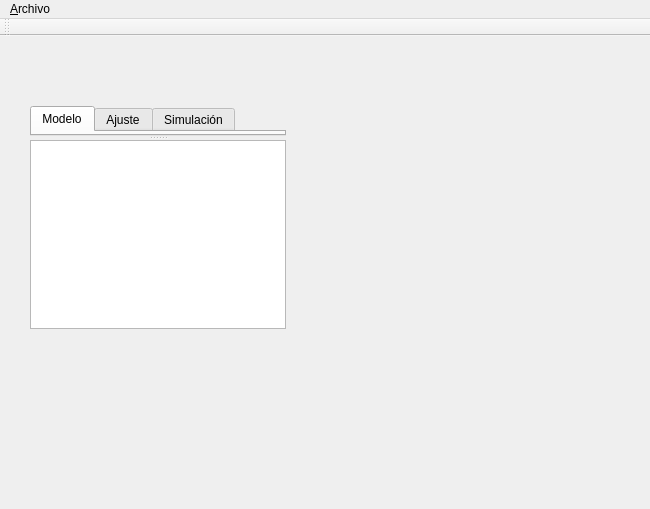
Qt form interface.ui (Lu-Antonucci/CorrosionEIS) before a commit.
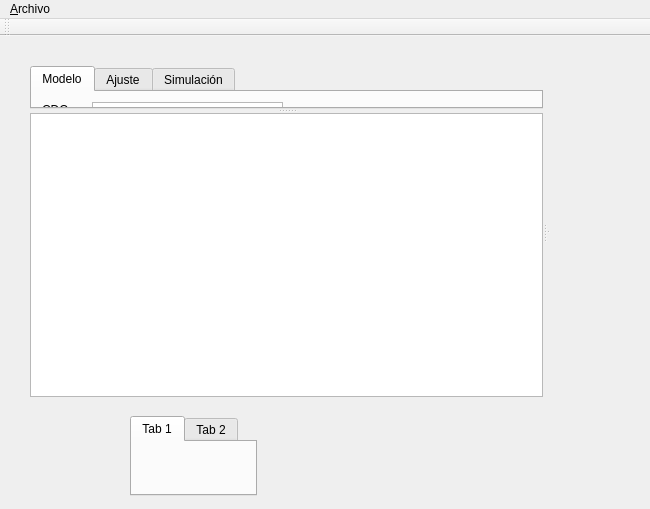
The same form after that commit. Icons and pictures are not drawn.

Commit message: Incorporacion de layouts: verticalLayout_bode y verticalLayout_2_nyquist, ordenadas de arriba hacia abajo

Patch:
```diff
--- a/interface.ui
+++ b/interface.ui
@@ -20,15 +20,39 @@
    <string>MainWindow</string>
   </property>
   <widget class="QWidget" name="centralwidget">
-   <widget class="QSplitter" name="splitter">
+   <widget class="QTabWidget" name="tabWidget">
+    <property name="geometry">
+     <rect>
+      <x>130</x>
+      <y>380</y>
+      <width>127</width>
+      <height>80</height>
+     </rect>
+    </property>
+    <widget class="QWidget" name="tab">
+     <attribute name="title">
+      <string>Tab 1</string>
+     </attribute>
+    </widget>
+    <widget class="QWidget" name="tab_2">
+     <attribute name="title">
+      <string>Tab 2</string>
+     </attribute>
+    </widget>
+   </widget>
+   <widget class="QSplitter" name="splitter_3">
     <property name="geometry">
      <rect>
       <x>30</x>
-      <y>70</y>
-      <width>256</width>
-      <height>223</height>
+      <y>30</y>
+      <width>521</width>
+      <height>331</height>
      </rect>
     </property>
+    <property name="orientation">
+     <enum>Qt::Horizontal</enum>
+    </property>
+    <widget class="QSplitter" name="splitter">
     <property name="orientation">
      <enum>Qt::Vertical</enum>
     </property>
@@ -129,6 +153,18 @@
      </widget>
     </widget>
     <widget class="QTableWidget" name="tableWidget"/>
+    </widget>
+    <widget class="QSplitter" name="splitter_2">
+     <property name="orientation">
+      <enum>Qt::Vertical</enum>
+     </property>
+     <widget class="QWidget" name="verticalLayoutWidget">
+      <layout class="QVBoxLayout" name="verticalLayout_bode"/>
+     </widget>
+     <widget class="QWidget" name="verticalLayoutWidget_2">
+      <layout class="QVBoxLayout" name="verticalLayout_2_nyquist"/>
+     </widget>
+    </widget>
    </widget>
   </widget>
   <widget class="QMenuBar" name="menubar">
```
Left out of the diff: 12 changed lines with no effect on the pictures. Lines whose indentation alone changed are shown as unchanged.
